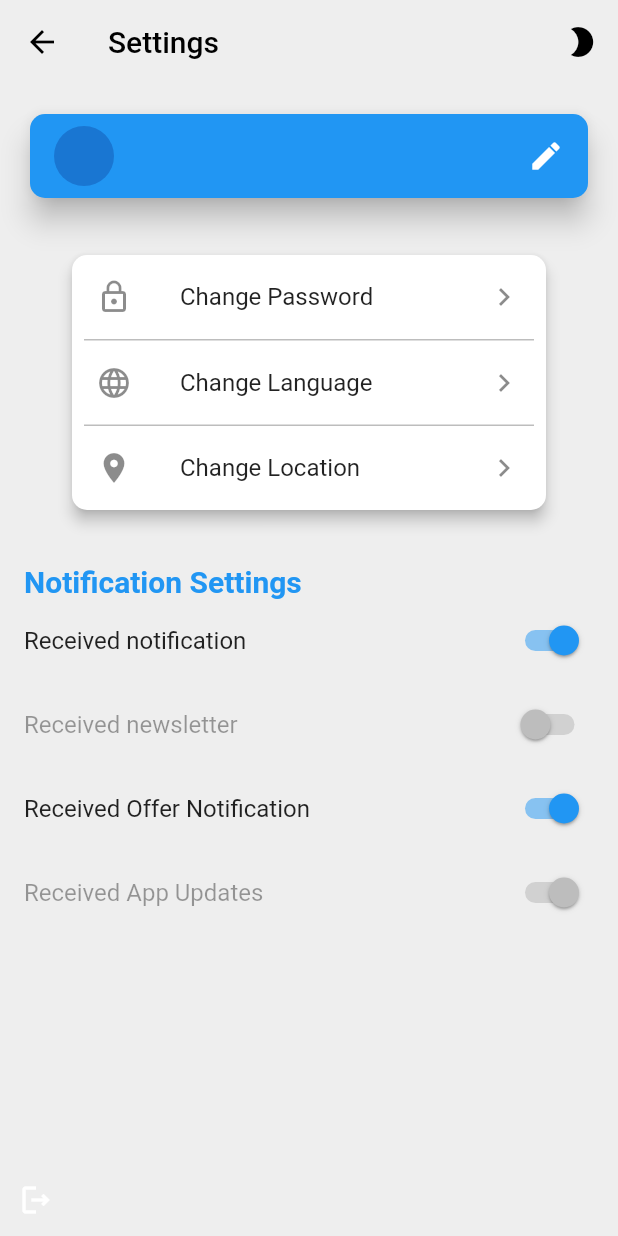
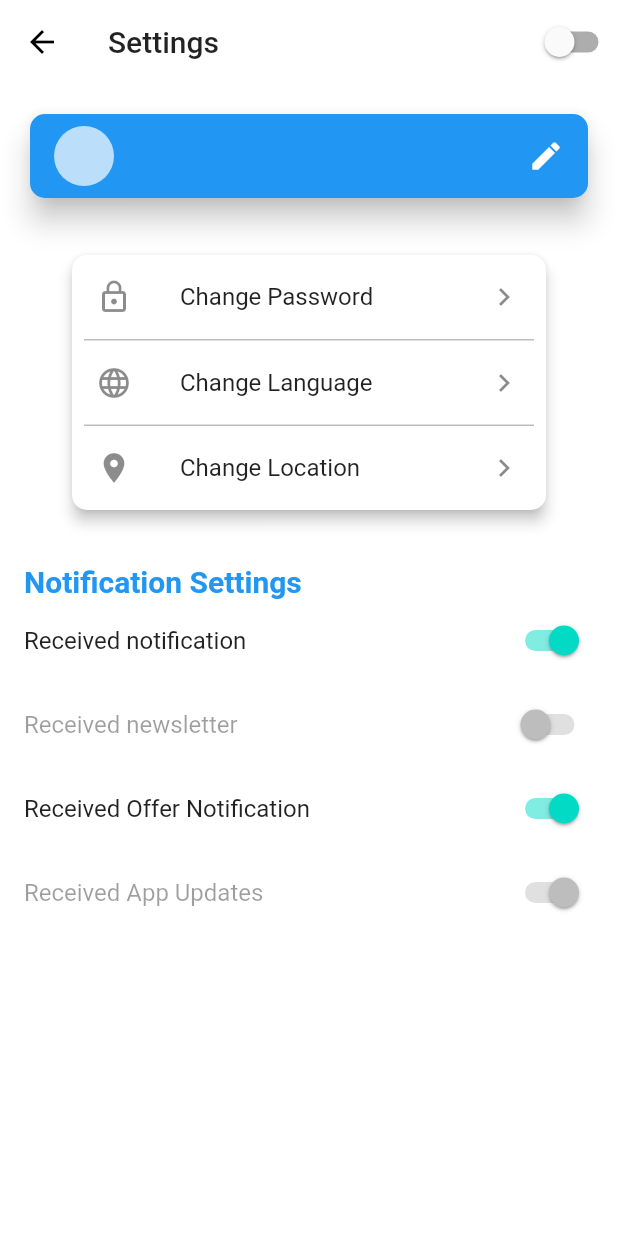
Before and after one commit to mervesatar/Tourism_Mobile_App, a Flutter app: the SettingsOnePage screen opened directly, on a phone screen of 412 x 824 dp. Run offline on Flutter 3.47's test engine with Material 2 defaults, Android fonts, the phone set to English and light mode, and no system bars; our stand-ins replace cloud_firestore, connectivity, firebase_auth, firebase_core, flutter_dotenv, flutter_rating_bar and 4 more; missing offline and left inert: google_place; accounts and stored records are empty; network calls fail; statements that could not run were skipped.

Commit message:
Dark Theme Support

```diff
--- /dev/null
+++ b/lib/Settings/change_theme_button.dart
@@ -0,0 +1,22 @@
+import 'package:flutter/material.dart';
+import 'package:project/Settings/theme_provider.dart';
+import 'package:provider/provider.dart';
+
+class ChangeThemeButton extends StatelessWidget {
+  const ChangeThemeButton({ Key key }) : super(key: key);
+
+  @override
+  Widget build(BuildContext context) {
+ final themeProvider= Provider.of<ThemeProvider>(context);
+ return Switch.adaptive(
+   value: themeProvider.isDarkMode,
+   onChanged:(value) {
+     final provider= Provider.of<ThemeProvider>(context,listen: false);
+     provider.toggleTheme(value);
+
+
+ });
+
+
+  }
+}
--- a/lib/Settings/settings.dart
+++ b/lib/Settings/settings.dart
@@ -3,6 +3,8 @@
 import 'package:project/Settings/update_profile.dart';
 import 'package:project/language/test2.dart';
 import 'package:get/get.dart';
+
+import 'change_theme_button.dart';
 
 class SettingsOnePage extends StatefulWidget {
   @override
@@ -10,13 +12,11 @@
 }
 
 class _SettingsOnePageState extends State<SettingsOnePage> {
-  bool _dark;
   String userName = "";
 
   @override
   void initState() {
     super.initState();
-    _dark = false;
 
     /* FirebaseAuth.instance.authStateChanges().listen((User user) {
       if (user == null) {
@@ -31,36 +31,16 @@
     }*/
   }
 
-  Brightness _getBrightness() {
-    return _dark ? Brightness.dark : Brightness.light;
-  }
-
   @override
   Widget build(BuildContext context) {
-    return Theme(
-      data: ThemeData(
-        brightness: _getBrightness(),
-      ),
-      child: Scaffold(
-        backgroundColor: _dark ? null : Colors.grey.shade200,
+    return Scaffold(
       appBar: AppBar(
         elevation: 0,
-          brightness: _getBrightness(),
-          iconTheme: IconThemeData(color: _dark ? Colors.white : Colors.black),
-          backgroundColor: Colors.transparent,
         title: Text(
           'settings'.tr,
-            style: TextStyle(color: _dark ? Colors.white : Colors.black),
         ),
         actions: <Widget>[
-            IconButton(
-              icon: Icon(Icons.mode_night),
-              onPressed: () {
-                setState(() {
-                  _dark = !_dark;
-                });
-              },
-            )
+          ChangeThemeButton(),
         ],
       ),
       body: Stack(
@@ -124,10 +104,8 @@
                         title: Text('change_language'.tr),
                         trailing: Icon(Icons.keyboard_arrow_right),
                         onTap: () {
-                            Navigator.push(
-                                context,
-                                MaterialPageRoute(
-                                    builder: (context) => Test2()));
+                          Navigator.push(context,
+                              MaterialPageRoute(builder: (context) => Test2()));
                         },
                       ),
                       _buildDivider(),
@@ -208,7 +186,6 @@
           )
         ],
       ),
-      ),
     );
   }
 
--- /dev/null
+++ b/lib/Settings/theme_provider.dart
@@ -0,0 +1,36 @@
+import 'package:flutter/material.dart';
+import 'package:flutter/scheduler.dart';
+class ThemeProvider extends ChangeNotifier{
+ ThemeMode themeMode = ThemeMode.system;
+
+  bool get isDarkMode {
+    if (themeMode == ThemeMode.system) {
+      final brightness = SchedulerBinding.instance.window.platformBrightness;
+      return brightness == Brightness.dark;
+    } else {
+      return themeMode == ThemeMode.dark;
+    }
+  }
+
+  void toggleTheme(bool isOn) {
+    themeMode = isOn ? ThemeMode.dark : ThemeMode.light;
+    notifyListeners();
+  }
+}
+
+
+class MyThemes{
+  static final darkTheme= ThemeData(
+    scaffoldBackgroundColor: Colors.grey.shade900,
+    colorScheme: ColorScheme.dark(),
+    primaryColor: Colors.black,
+
+  );
+
+static final lightTheme= ThemeData(
+scaffoldBackgroundColor: Colors.white,
+colorScheme: ColorScheme.light(),
+   primaryColor: Colors.white,
+);
+
+}
--- a/pubspec.yaml
+++ b/pubspec.yaml
@@ -43,6 +43,7 @@
   connectivity: ^3.0.4
   flutter_rating_bar: ^4.0.0
   font_awesome_flutter: ^9.0.0
+  provider: ^5.0.0
 
 
 
```
Also changed, not shown: lib/main.dart (+20 -33 lines), pubspec.lock. Lines whose indentation alone changed are shown as unchanged.
